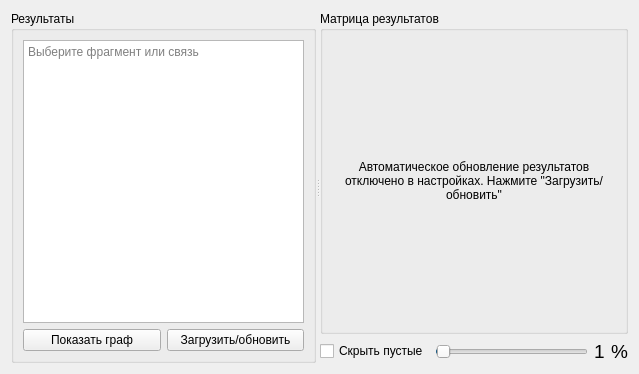
The window that ui/algorithm_result.ui (moevm/nosql1h19-text-graph) describes before a commit, drawn with Qt 5.
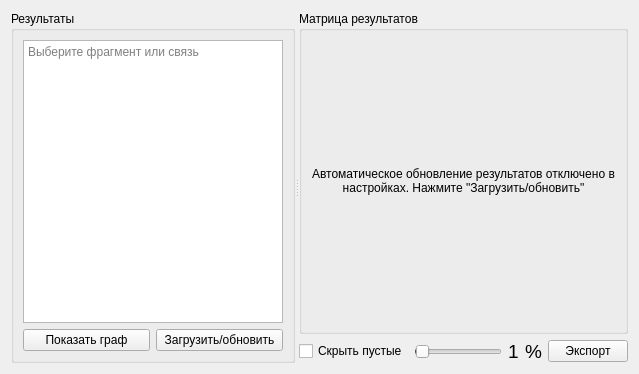
The same window after the commit.

Commit message: Export matrix to matplotlib

```diff
--- a/ui/algorithm_result.ui
+++ b/ui/algorithm_result.ui
@@ -163,6 +163,13 @@
            </property>
           </widget>
          </item>
+         <item>
+          <widget class="QPushButton" name="exportButton">
+           <property name="text">
+            <string>Экспорт</string>
+           </property>
+          </widget>
+         </item>
         </layout>
        </item>
       </layout>
```
The commit also changes 2 other files.
